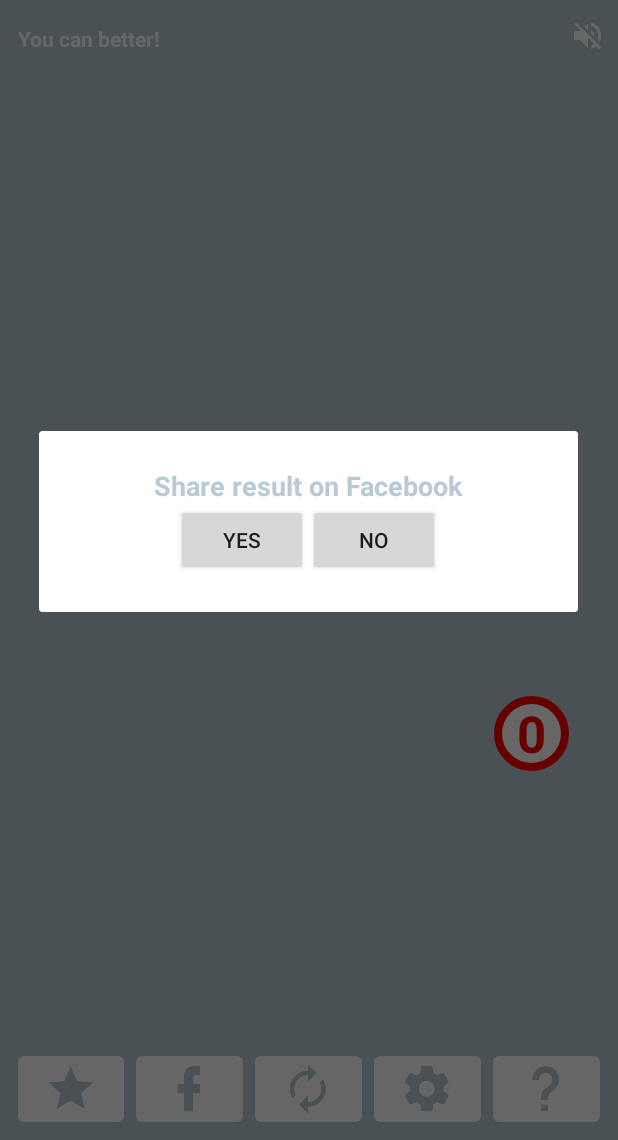
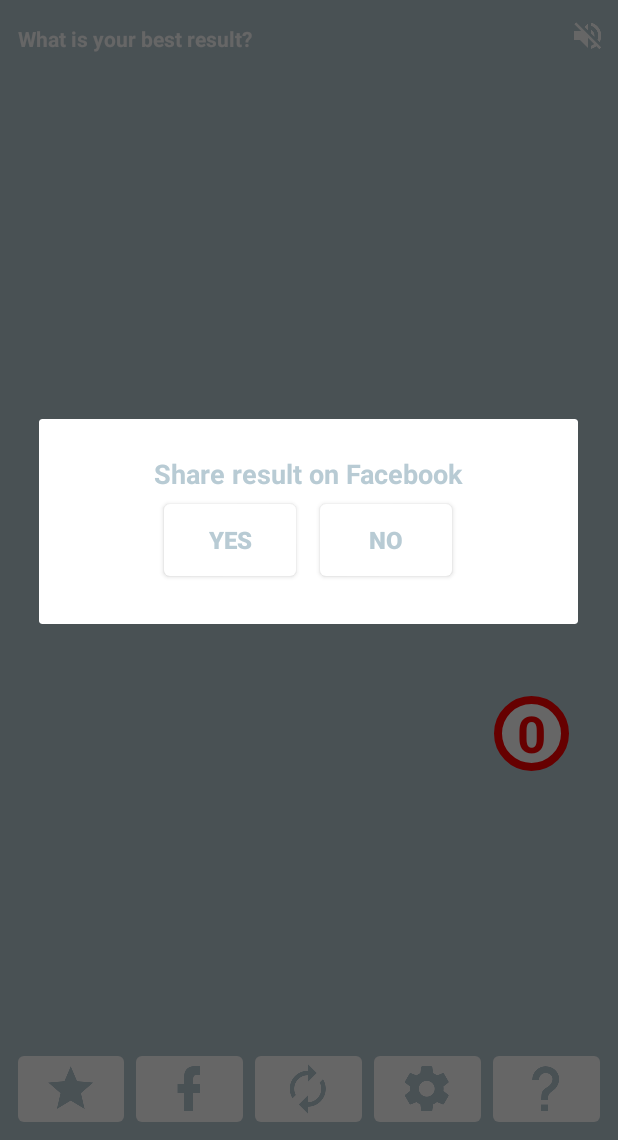
Before and after one commit to ipokidko/FastFinger, an Android app: the screen it shows after launch (MainActivity), after a tap on an icon or button, on a phone screen of 412 x 824 dp, the part 96-1236 px from its top. Run offline under Robolectric (Android 15) with nearby library versions, the phone set to English and light mode, and no system bars; pictures from the network do not load; 3 other taps on this screen came first.

Commit message:
set dialog button style

```diff
--- a/app/src/main/res/layout/yes_no_dialog.xml
+++ b/app/src/main/res/layout/yes_no_dialog.xml
@@ -23,11 +23,21 @@
         <Button
             android:layout_width="wrap_content"
             android:layout_height="wrap_content"
+            android:background="@drawable/button_background"
+            android:textColor="@color/background_color"
+            android:textStyle="bold"
+            android:textSize="16sp"
+            android:layout_margin="8dp"
             android:text="@string/yes" />
 
         <Button
             android:layout_width="wrap_content"
             android:layout_height="wrap_content"
+            android:background="@drawable/button_background"
+            android:textColor="@color/background_color"
+            android:textStyle="bold"
+            android:textSize="16sp"
+            android:layout_margin="8dp"
             android:text="@string/no" />
     </LinearLayout>
 
--- a/app/src/main/res/values/strings.xml
+++ b/app/src/main/res/values/strings.xml
@@ -12,8 +12,9 @@
     <string name="facebook_dialog_text">Share result on Facebook</string>
 
     <string-array name="tips">
-        <item>Try faster!</item>
-        <item>You can better!</item>
-        <item>Good work :)</item>
+        <item>Be the fastest!</item>
+        <item>Train your speed!</item>
+        <item>What is your best result?</item>
+        <item>Good :)</item>
     </string-array>
 </resources>
```
